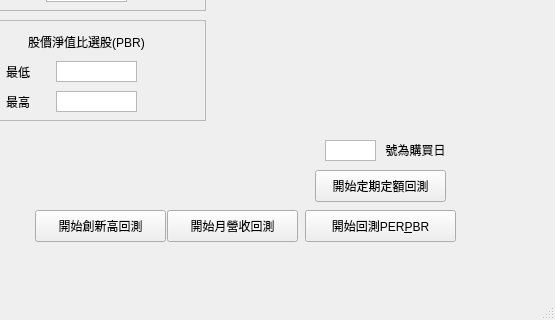
Old version of the form UI_backtest.ui in the repository bjioljlo/StockHistory; both pictures show x 245 to 800 and y 280 to 600 of the 800 by 600 pixel window.
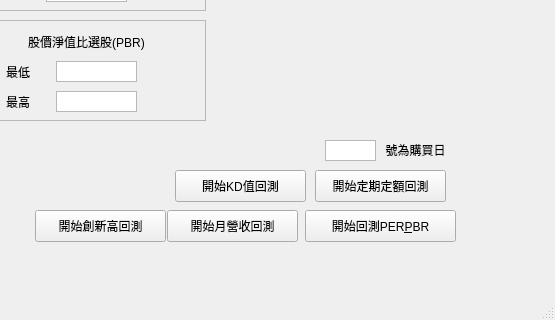
New version of the form.

```diff
--- a/UI_backtest.ui
+++ b/UI_backtest.ui
@@ -1187,6 +1187,19 @@
      <set>Qt::AlignCenter</set>
     </property>
    </widget>
+   <widget class="QPushButton" name="button_backtest_5">
+    <property name="geometry">
+     <rect>
+      <x>420</x>
+      <y>450</y>
+      <width>131</width>
+      <height>32</height>
+     </rect>
+    </property>
+    <property name="text">
+     <string>開始KD值回測</string>
+    </property>
+   </widget>
   </widget>
   <widget class="QMenuBar" name="menubar">
    <property name="geometry">
```
